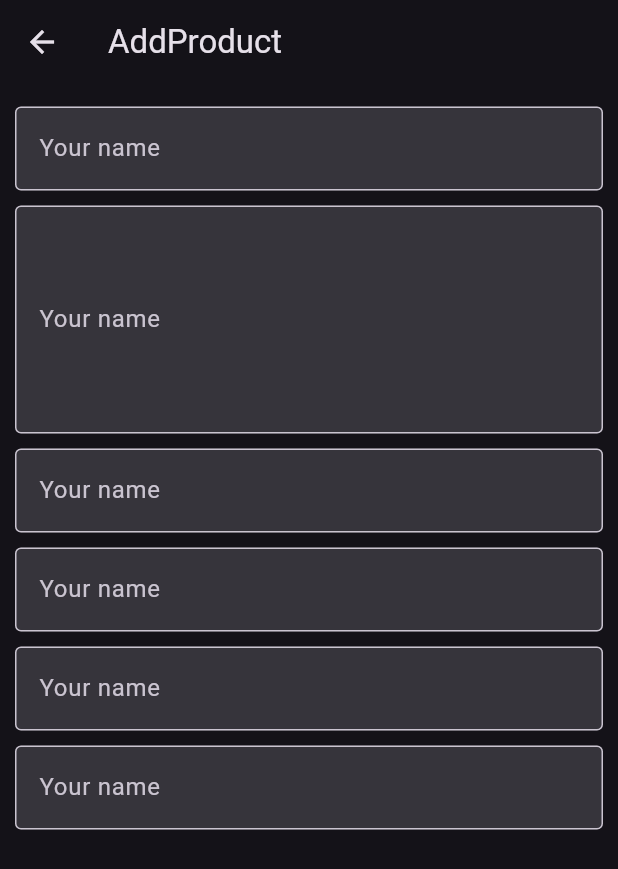
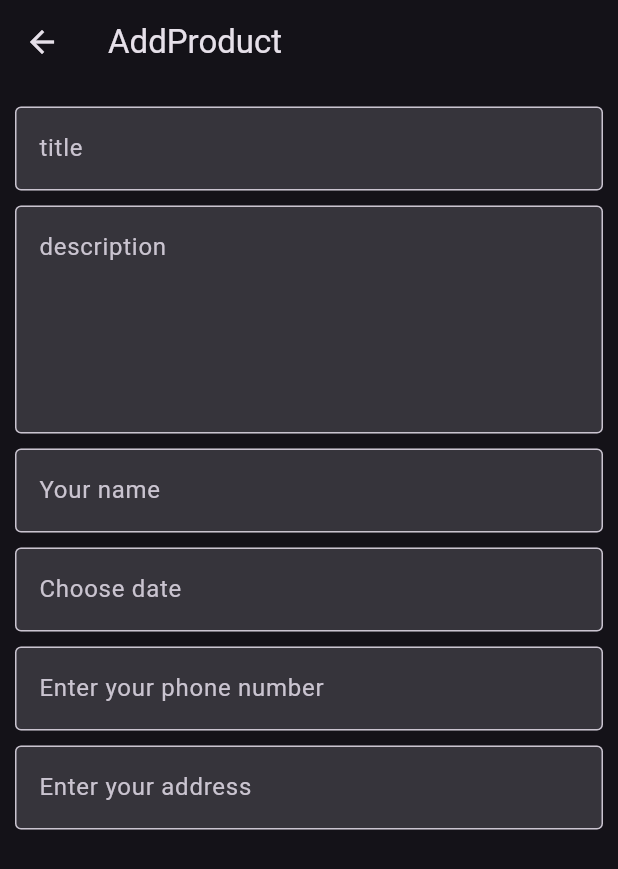
Before and after one commit to ukmoldogazy/advertisement, a Flutter app: the AddProduct screen opened directly, on a phone screen of 412 x 824 dp. Shown: the top 869 px of the screen. Run offline on Flutter 3.47's test engine with Material 2 defaults, Android fonts, the phone set to English and light mode, and no system bars; our stand-ins replace firebase_core; accounts and stored records are empty.

Commit message:
Advertisement is going on

```diff
--- /dev/null
+++ b/lib/components/custom_text_field.dart
@@ -0,0 +1,29 @@
+import 'package:flutter/material.dart';
+
+class CustomTextField extends StatelessWidget {
+  const CustomTextField({
+    super.key,
+    required this.hinText,
+    this.controller,
+    this.maxLines,
+    this.onTap,
+  });
+  final String hinText;
+  final TextEditingController? controller;
+  final int? maxLines;
+  final void Function()? onTap;
+
+  @override
+  Widget build(BuildContext context) {
+    return TextFormField(
+      maxLines: maxLines,
+      controller: controller,
+      onTap: onTap,
+      decoration: InputDecoration(
+        border: const OutlineInputBorder(),
+        filled: true,
+        hintText: hinText,
+      ),
+    );
+  }
+}
--- a/lib/components/products.dart
+++ b/lib/components/products.dart
@@ -1,5 +1,8 @@
 import 'package:advertisement/constants/sized_box.dart';
+import 'package:advertisement/service/date_time.dart';
 import 'package:flutter/material.dart';
+
+import 'custom_text_field.dart';
 
 class AddProduct extends StatefulWidget {
   const AddProduct({super.key});
@@ -37,22 +40,30 @@ class _AddProductState extends State<AddProduct> {
             ),
             AppSizes.height10,
             CustomTextField(
-              hinText: 'name',
+              hinText: 'Your name',
               controller: _name,
             ),
             AppSizes.height10,
             CustomTextField(
-              hinText: 'dateTime',
+              hinText: 'Choose date',
               controller: _dateTime,
+              onTap: () async {
+                await DateTimeService.showDateTimePicker(
+                  context,
+                  (value) {
+                    _dateTime.text = value.toString();
+                  },
+                );
+              },
             ),
             AppSizes.height10,
             CustomTextField(
-              hinText: 'phoneNumber',
+              hinText: 'Enter your phone number',
               controller: _phoneNumber,
             ),
             AppSizes.height10,
             CustomTextField(
-              hinText: 'address',
+              hinText: 'Enter your address',
               controller: _address,
             ),
           ],
@@ -61,29 +72,3 @@ class _AddProductState extends State<AddProduct> {
     );
   }
 }
-
-class CustomTextField extends StatelessWidget {
-  const CustomTextField({
-    super.key,
-    required this.hinText,
-    this.controller,
-    this.maxLines,
-  });
-  final String hinText;
-  final TextEditingController? controller;
-  final int? maxLines;
-
-  @override
-  Widget build(BuildContext context) {
-    return TextFormField(
-      maxLines: maxLines,
-      controller: controller,
-      decoration: InputDecoration(
-        border: const OutlineInputBorder(),
-        filled: true,
-        hintText: hinText,
-        labelText: 'Your name',
-      ),
-    );
-  }
-}
--- a/lib/main.dart
+++ b/lib/main.dart
@@ -10,3 +10,5 @@ void main() async {
   );
   runApp(const MyApp());
 }
+
+//  https://youtu.be/dhWl4OxGOKc?list=PLWu9OGm_n5CcahNAV5AFUgww4Ee_5tJgU&t=3650
--- a/lib/model/info.dart
+++ b/lib/model/info.dart
@@ -3,7 +3,7 @@ import 'dart:convert';
 
 class Info {
   Info({
-    required this.image,
+    this.image,
     required this.title,
     required this.description,
     required this.name,
```
Also changed, not shown: lib/service/date_time.dart (added, +23 -0 lines).
